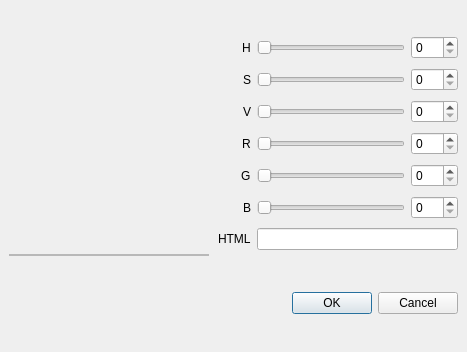
Qt form RetroEDv2/tools/paletteeditor/colourdialog.ui (RSDKModding/RetroED) before a commit.
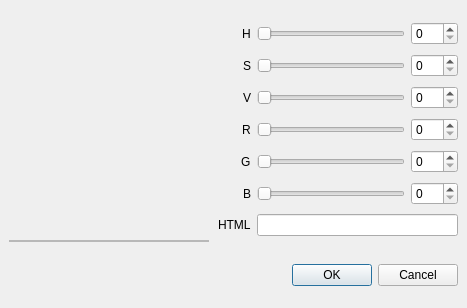
The same form after that commit. Icons and pictures are not drawn. Custom widgets are drawn as their Qt base class.

The edit to the form file:
```diff
--- a/RetroEDv2/tools/paletteeditor/colourdialog.ui
+++ b/RetroEDv2/tools/paletteeditor/colourdialog.ui
@@ -7,7 +7,7 @@
     <x>0</x>
     <y>0</y>
     <width>467</width>
-    <height>352</height>
+    <height>308</height>
    </rect>
   </property>
   <property name="windowTitle">
```
Left out of the diff: 15 changed lines with no effect on the pictures.
